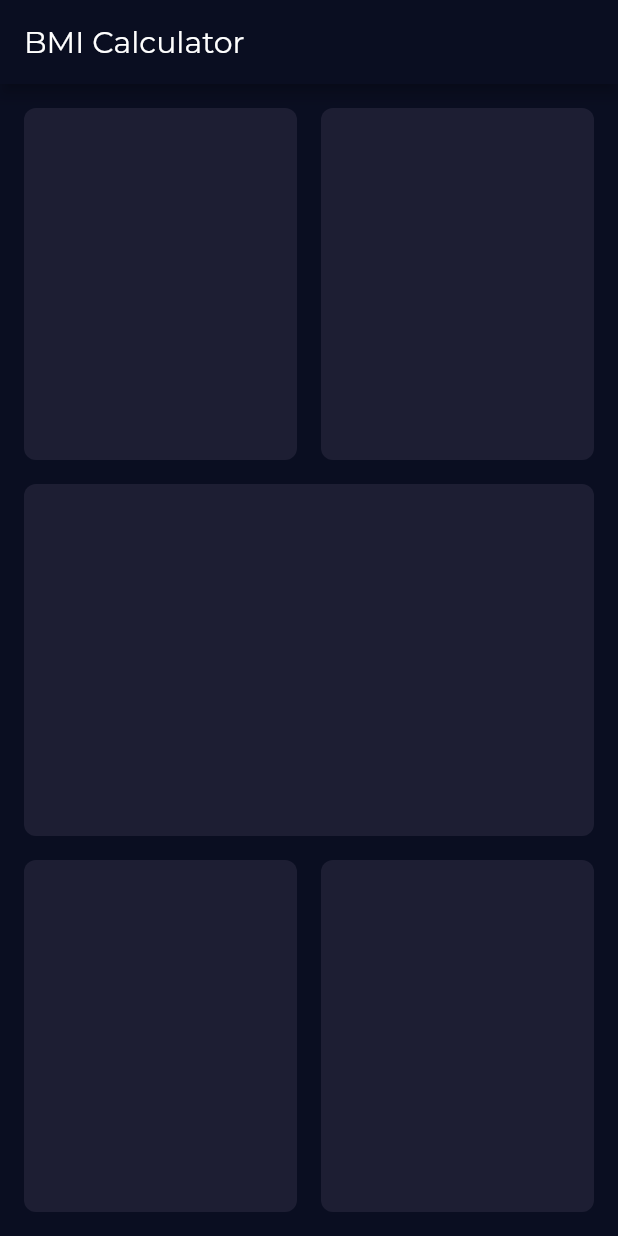
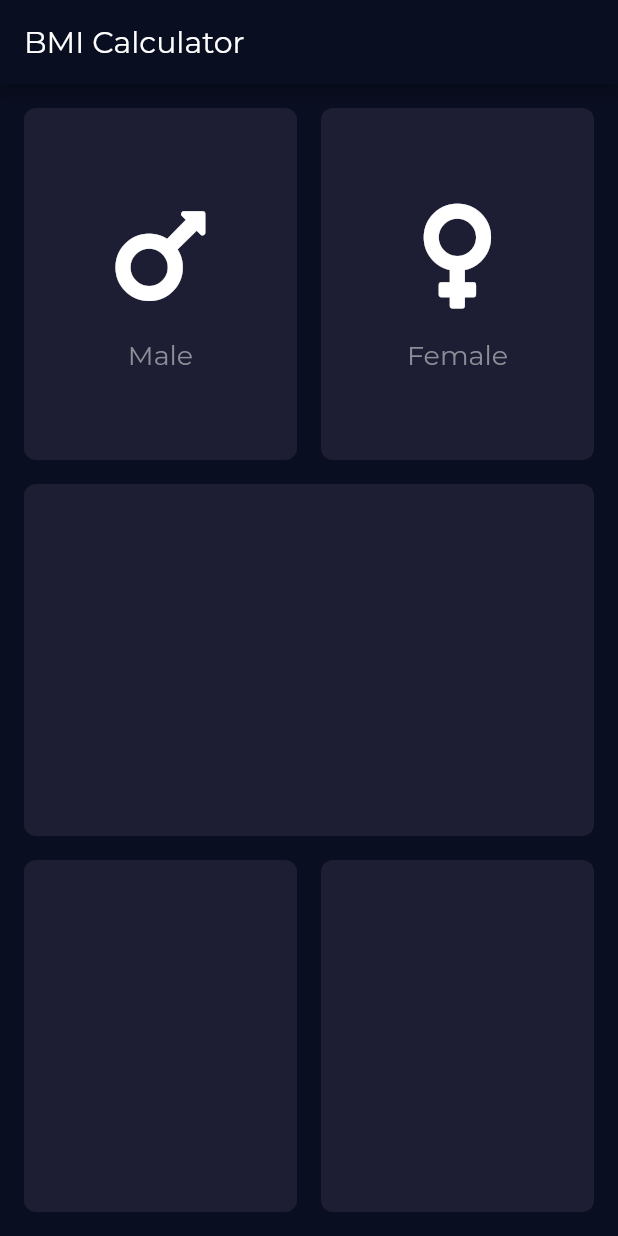
Before and after one commit to max-jellycat/bmi_calculator, a Flutter app: the screen it shows after launch, on a phone screen of 412 x 824 dp. Run offline on Flutter 3.47's test engine with Material 2 defaults, Android fonts, the light colour scheme and no system bars; our stand-ins replace font_awesome_flutter.

Commit message:
icon content widget

```diff
--- a/lib/input_page.dart
+++ b/lib/input_page.dart
@@ -1,5 +1,8 @@
 import 'package:flutter/material.dart';
+import 'package:font_awesome_flutter/font_awesome_flutter.dart';
+
 import 'widgets/box.dart';
+import 'widgets/icon_content.dart';
 
 const activeCardColour = Color(0xFF1D1E33);
 
@@ -24,17 +27,34 @@ class _InputPageState extends State<InputPage> {
               Expanded(
                 child: Row(
                   children: [
-                    Box(colour: activeCardColour),
-                    Box(colour: activeCardColour),
+                    Box(
+                      color: activeCardColour,
+                      child: IconContent(
+                        icon: FontAwesomeIcons.mars,
+                        text: 'Male',
+                      ),
+                    ),
+                    Box(
+                        color: activeCardColour,
+                        child: IconContent(
+                          icon: FontAwesomeIcons.venus,
+                          text: 'Female',
+                        )),
                   ],
                 ),
               ),
-              Box(colour: activeCardColour),
+              Box(
+                color: activeCardColour,
+              ),
               Expanded(
                 child: Row(
                   children: [
-                    Box(colour: activeCardColour),
-                    Box(colour: activeCardColour),
+                    Box(
+                      color: activeCardColour,
+                    ),
+                    Box(
+                      color: activeCardColour,
+                    ),
                   ],
                 ),
               ),
--- a/lib/widgets/box.dart
+++ b/lib/widgets/box.dart
@@ -1,10 +1,12 @@
 import 'package:flutter/material.dart';
 
 class Box extends StatelessWidget {
-  final Color colour;
+  final Color color;
+  final Widget child;
 
   Box({
-    @required this.colour,
+    @required this.color,
+    this.child,
   });
 
   @override
@@ -14,8 +16,9 @@ class Box extends StatelessWidget {
         margin: EdgeInsets.all(8.0),
         decoration: BoxDecoration(
           borderRadius: BorderRadius.circular(8.0),
-          color: this.colour,
+          color: this.color,
         ),
+        child: this.child,
       ),
     );
   }
--- /dev/null
+++ b/lib/widgets/icon_content.dart
@@ -0,0 +1,29 @@
+import 'package:flutter/material.dart';
+
+class IconContent extends StatelessWidget {
+  final icon;
+  final String text;
+
+  IconContent({this.icon, this.text});
+
+  @override
+  Widget build(BuildContext context) {
+    return Column(
+      mainAxisAlignment: MainAxisAlignment.center,
+      children: [
+        Icon(
+          this.icon,
+          size: 80.0,
+        ),
+        SizedBox(height: 16.0),
+        Text(
+          this.text,
+          style: TextStyle(
+            fontSize: 18.0,
+            color: Color(0xFF8D8E98),
+          ),
+        ),
+      ],
+    );
+  }
+}
--- a/pubspec.yaml
+++ b/pubspec.yaml
@@ -13,6 +13,7 @@ dependencies:
     sdk: flutter
 
   cupertino_icons: ^1.0.0
+  font_awesome_flutter: ^8.9.0
 
 dev_dependencies:
   flutter_test:
```
Also changed, not shown: pubspec.lock.
